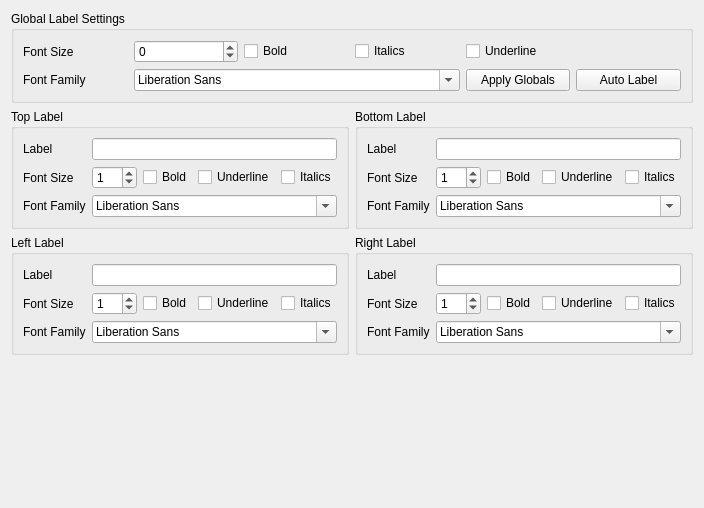
Before: the Qt Designer form src/libkstapp/labeltab.ui in Kst-plot/kst, drawn with Qt 5.
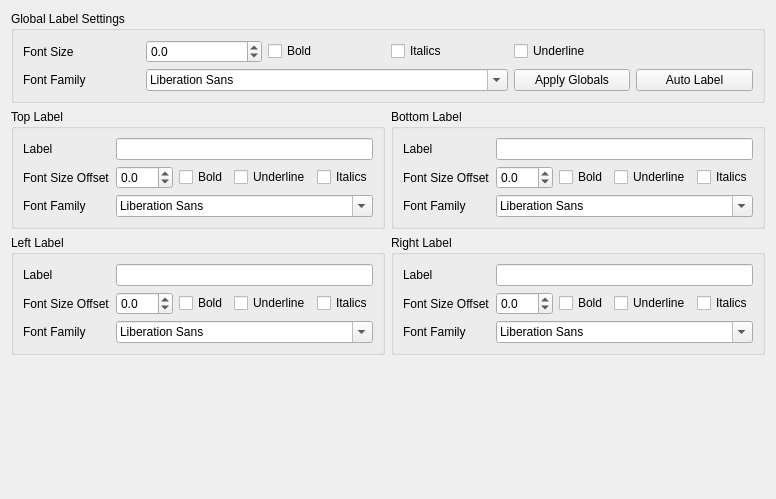
After: the same form once the commit is applied.

Commit message: Add Font scaling to the View based upon settings according to Fonts spec. Add saving of application level settings. Add LabelItem properties and scaling. Use Font scale as Arrow Head Scaling Value. Convert all font size values to scale values.

The edit to the form file:
```diff
--- a/src/libkstapp/labeltab.ui
+++ b/src/libkstapp/labeltab.ui
@@ -5,8 +5,8 @@
    <rect>
     <x>0</x>
     <y>0</y>
-    <width>697</width>
-    <height>508</height>
+    <width>762</width>
+    <height>499</height>
    </rect>
   </property>
   <property name="windowTitle" >
@@ -27,9 +27,12 @@
        </widget>
       </item>
       <item row="0" column="1" >
-       <widget class="QSpinBox" name="_globalLabelFontSize" >
+       <widget class="QDoubleSpinBox" name="_globalLabelFontSize" >
+        <property name="decimals" >
+         <number>1</number>
+        </property>
         <property name="minimum" >
-         <number>-99</number>
+         <double>-25.000000000000000</double>
         </property>
        </widget>
       </item>
@@ -100,18 +103,21 @@
       <item row="1" column="0" >
        <widget class="QLabel" name="_Label_11" >
         <property name="text" >
-         <string>Font Size</string>
+         <string>Font Size Offset</string>
         </property>
        </widget>
       </item>
       <item row="1" column="1" >
-       <widget class="QSpinBox" name="_topFontSize" >
-        <property name="minimum" >
-         <number>-99</number>
-        </property>
-        <property name="value" >
+       <widget class="QDoubleSpinBox" name="_topFontSize" >
+        <property name="decimals" >
          <number>1</number>
         </property>
+        <property name="minimum" >
+         <double>-25.000000000000000</double>
+        </property>
+        <property name="singleStep" >
+         <double>1.000000000000000</double>
+        </property>
        </widget>
       </item>
       <item row="1" column="2" >
@@ -167,18 +173,21 @@
       <item row="1" column="0" >
        <widget class="QLabel" name="_Label_20" >
         <property name="text" >
-         <string>Font Size</string>
+         <string>Font Size Offset</string>
         </property>
        </widget>
       </item>
       <item row="1" column="1" >
-       <widget class="QSpinBox" name="_bottomFontSize" >
-        <property name="minimum" >
-         <number>-99</number>
-        </property>
-        <property name="value" >
+       <widget class="QDoubleSpinBox" name="_bottomFontSize" >
+        <property name="decimals" >
          <number>1</number>
         </property>
+        <property name="minimum" >
+         <double>-25.000000000000000</double>
+        </property>
+        <property name="singleStep" >
+         <double>1.000000000000000</double>
+        </property>
        </widget>
       </item>
       <item row="1" column="2" >
@@ -234,18 +243,21 @@
       <item row="1" column="0" >
        <widget class="QLabel" name="_Label_14" >
         <property name="text" >
-         <string>Font Size</string>
+         <string>Font Size Offset</string>
         </property>
        </widget>
       </item>
       <item row="1" column="1" >
-       <widget class="QSpinBox" name="_leftFontSize" >
-        <property name="minimum" >
-         <number>-99</number>
-        </property>
-        <property name="value" >
+       <widget class="QDoubleSpinBox" name="_leftFontSize" >
+        <property name="decimals" >
          <number>1</number>
         </property>
+        <property name="minimum" >
+         <double>-25.000000000000000</double>
+        </property>
+        <property name="singleStep" >
+         <double>1.000000000000000</double>
+        </property>
        </widget>
       </item>
       <item row="1" column="2" >
@@ -301,18 +313,21 @@
       <item row="1" column="0" >
        <widget class="QLabel" name="_Label_17" >
         <property name="text" >
-         <string>Font Size</string>
+         <string>Font Size Offset</string>
         </property>
        </widget>
       </item>
       <item row="1" column="1" >
-       <widget class="QSpinBox" name="_rightFontSize" >
-        <property name="minimum" >
-         <number>-99</number>
-        </property>
-        <property name="value" >
+       <widget class="QDoubleSpinBox" name="_rightFontSize" >
+        <property name="decimals" >
          <number>1</number>
         </property>
+        <property name="minimum" >
+         <double>-25.000000000000000</double>
+        </property>
+        <property name="singleStep" >
+         <double>1.000000000000000</double>
+        </property>
        </widget>
       </item>
       <item row="1" column="2" >
```
The commit also changes 21 other files.
